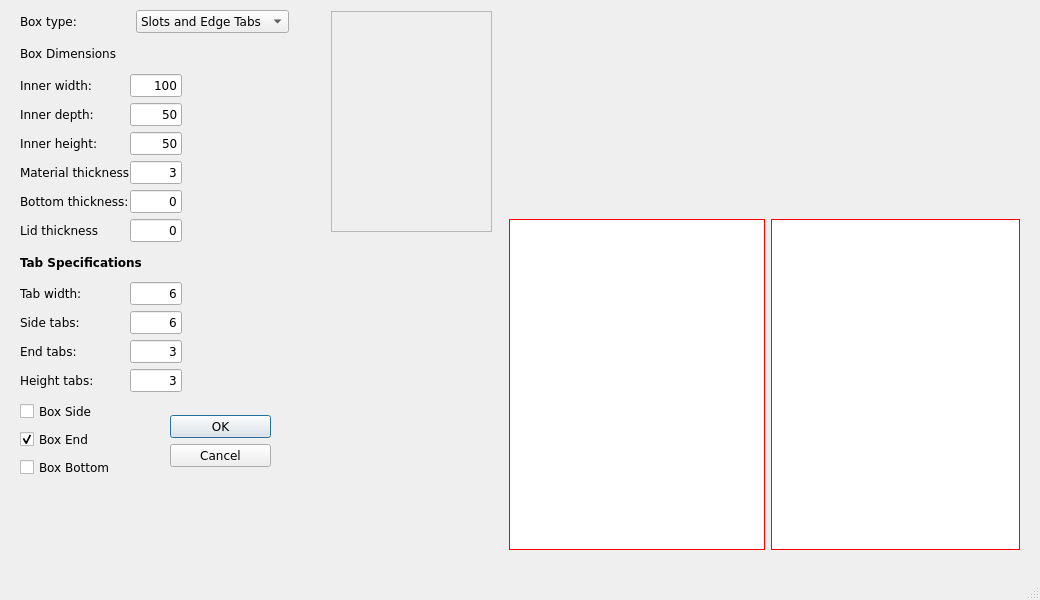
Above: form.ui from gharley/LaserCutBoxes before the change. Below: the same form after it.
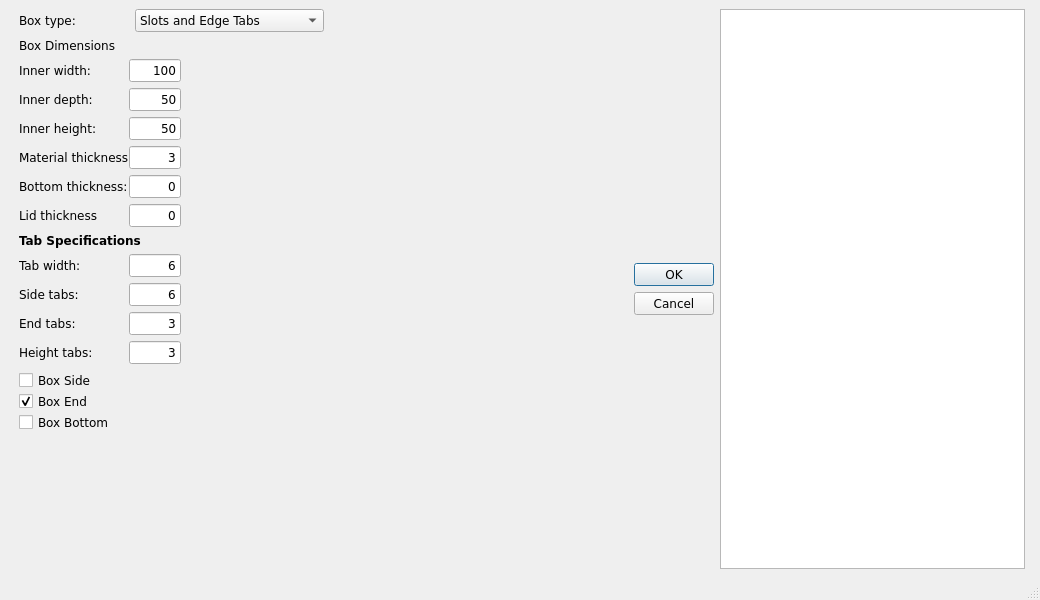
That is the form after the change.

Commit message: playing with styling and layout

The edit to the form file:
```diff
--- a/form.ui
+++ b/form.ui
@@ -25,10 +25,6 @@
 	font-size: 12px;
 }
 
-QTextEdit{
-	border: 1px solid red;
-}
-
 QLabel {
     max-width: 110px;
 	min-width: 110px;
@@ -57,88 +53,33 @@
 </string>
   </property>
   <widget class="QWidget" name="centralwidget">
-   <widget class="QWidget" name="verticalLayoutWidget_2">
-    <property name="geometry">
-     <rect>
-      <x>20</x>
-      <y>400</y>
-      <width>111</width>
-      <height>80</height>
-     </rect>
-    </property>
-    <layout class="QVBoxLayout" name="verticalLayout_2">
+   <layout class="QHBoxLayout" name="horizontalLayout_2">
      <item>
-      <widget class="QCheckBox" name="chkSide">
-       <property name="toolTip">
-        <string>&lt;html&gt;&lt;head/&gt;&lt;body&gt;&lt;p&gt;Check to generate a drawing for the long side (width) of the box.&lt;/p&gt;&lt;/body&gt;&lt;/html&gt;</string>
-       </property>
-       <property name="text">
-        <string>Box Side</string>
-       </property>
-       <property name="checked">
-        <bool>false</bool>
-       </property>
-      </widget>
-     </item>
-     <item>
-      <widget class="QCheckBox" name="chkEnd">
-       <property name="toolTip">
-        <string>&lt;html&gt;&lt;head/&gt;&lt;body&gt;&lt;p&gt;Check to generate a drawing for the short side (depth) of the box.&lt;/p&gt;&lt;/body&gt;&lt;/html&gt;</string>
-       </property>
-       <property name="text">
-        <string>Box End</string>
-       </property>
-       <property name="checked">
-        <bool>true</bool>
-       </property>
-      </widget>
-     </item>
-     <item>
-      <widget class="QCheckBox" name="chkBottom">
-       <property name="toolTip">
-        <string>&lt;html&gt;&lt;head/&gt;&lt;body&gt;&lt;p&gt;Check to generate a drawing for the bottom of the box.&lt;/p&gt;&lt;/body&gt;&lt;/html&gt;</string>
-       </property>
-       <property name="text">
-        <string>Box Bottom</string>
-       </property>
-       <property name="checked">
-        <bool>false</bool>
-       </property>
-      </widget>
-     </item>
-    </layout>
-   </widget>
-   <widget class="QDialogButtonBox" name="buttonBox">
-    <property name="geometry">
-     <rect>
-      <x>170</x>
-      <y>410</y>
-      <width>101</width>
-      <height>61</height>
-     </rect>
-    </property>
+     <spacer name="horizontalSpacer_4">
     <property name="orientation">
-     <enum>Qt::Vertical</enum>
-    </property>
-    <property name="standardButtons">
-     <set>QDialogButtonBox::Cancel|QDialogButtonBox::Ok</set>
-    </property>
-    <property name="centerButtons">
-     <bool>true</bool>
-    </property>
-   </widget>
-   <widget class="QWidget" name="verticalLayoutWidget">
-    <property name="geometry">
-     <rect>
-      <x>20</x>
-      <y>10</y>
-      <width>281</width>
-      <height>382</height>
-     </rect>
-    </property>
+       <enum>Qt::Horizontal</enum>
+      </property>
+      <property name="sizeType">
+       <enum>QSizePolicy::Fixed</enum>
+      </property>
+      <property name="sizeHint" stdset="0">
+       <size>
+        <width>10</width>
+        <height>20</height>
+       </size>
+      </property>
+     </spacer>
+    </item>
+    <item>
     <layout class="QVBoxLayout" name="verticalLayout">
+      <property name="sizeConstraint">
+       <enum>QLayout::SetFixedSize</enum>
+      </property>
      <item>
       <layout class="QHBoxLayout" name="horizontalLayout">
+        <property name="sizeConstraint">
+         <enum>QLayout::SetFixedSize</enum>
+        </property>
        <item>
         <widget class="QLabel" name="lblType">
          <property name="styleSheet">
@@ -180,19 +121,6 @@
          </item>
         </widget>
        </item>
-       <item>
-        <spacer name="horizontalSpacer_3">
-         <property name="orientation">
-          <enum>Qt::Horizontal</enum>
-         </property>
-         <property name="sizeHint" stdset="0">
-          <size>
-           <width>40</width>
-           <height>20</height>
-          </size>
-         </property>
-        </spacer>
-       </item>
       </layout>
      </item>
      <item>
@@ -219,6 +147,9 @@
      </item>
      <item>
       <layout class="QGridLayout" name="gridDim">
+        <property name="sizeConstraint">
+         <enum>QLayout::SetFixedSize</enum>
+        </property>
        <property name="horizontalSpacing">
         <number>0</number>
        </property>
@@ -436,7 +367,10 @@
       </widget>
      </item>
      <item>
-      <layout class="QGridLayout" name="gridSpec" rowstretch="0,0,0,0,0,0,0,0,0,0">
+       <layout class="QGridLayout" name="gridSpec" rowstretch="0,0,0,0,0,0,0,0,0,0,0,0">
+        <property name="sizeConstraint">
+         <enum>QLayout::SetFixedSize</enum>
+        </property>
        <property name="horizontalSpacing">
         <number>0</number>
        </property>
@@ -514,6 +448,19 @@
          </property>
         </widget>
        </item>
+        <item row="6" column="2">
+         <spacer name="horizontalSpacer_2">
+          <property name="orientation">
+           <enum>Qt::Horizontal</enum>
+          </property>
+          <property name="sizeHint" stdset="0">
+           <size>
+            <width>40</width>
+            <height>20</height>
+           </size>
+          </property>
+         </spacer>
+        </item>
        <item row="9" column="1">
         <widget class="QLineEdit" name="numTabsHeight">
          <property name="toolTip">
@@ -556,8 +503,68 @@
          </property>
         </widget>
        </item>
-       <item row="6" column="2">
-        <spacer name="horizontalSpacer_2">
+        <item row="11" column="0">
+         <layout class="QVBoxLayout" name="verticalLayout_2">
+          <item>
+           <widget class="QCheckBox" name="chkSide">
+            <property name="toolTip">
+             <string>&lt;html&gt;&lt;head/&gt;&lt;body&gt;&lt;p&gt;Check to generate a drawing for the long side (width) of the box.&lt;/p&gt;&lt;/body&gt;&lt;/html&gt;</string>
+            </property>
+            <property name="text">
+             <string>Box Side</string>
+            </property>
+            <property name="checked">
+             <bool>false</bool>
+            </property>
+           </widget>
+          </item>
+          <item>
+           <widget class="QCheckBox" name="chkEnd">
+            <property name="toolTip">
+             <string>&lt;html&gt;&lt;head/&gt;&lt;body&gt;&lt;p&gt;Check to generate a drawing for the short side (depth) of the box.&lt;/p&gt;&lt;/body&gt;&lt;/html&gt;</string>
+            </property>
+            <property name="text">
+             <string>Box End</string>
+            </property>
+            <property name="checked">
+             <bool>true</bool>
+            </property>
+           </widget>
+          </item>
+          <item>
+           <widget class="QCheckBox" name="chkBottom">
+            <property name="toolTip">
+             <string>&lt;html&gt;&lt;head/&gt;&lt;body&gt;&lt;p&gt;Check to generate a drawing for the bottom of the box.&lt;/p&gt;&lt;/body&gt;&lt;/html&gt;</string>
+            </property>
+            <property name="text">
+             <string>Box Bottom</string>
+            </property>
+            <property name="checked">
+             <bool>false</bool>
+            </property>
+           </widget>
+          </item>
+         </layout>
+        </item>
+       </layout>
+      </item>
+      <item>
+       <spacer name="verticalSpacer">
+        <property name="orientation">
+         <enum>Qt::Vertical</enum>
+        </property>
+        <property name="sizeHint" stdset="0">
+         <size>
+          <width>20</width>
+          <height>40</height>
+         </size>
+        </property>
+       </spacer>
+      </item>
+     </layout>
+    </item>
+    <item>
+     <spacer name="horizontalSpacer_5">
          <property name="orientation">
           <enum>Qt::Horizontal</enum>
          </property>
@@ -569,37 +576,24 @@
          </property>
         </spacer>
        </item>
-      </layout>
-     </item>
-    </layout>
-   </widget>
-   <widget class="QWidget" name="formLayoutWidget">
-    <property name="geometry">
-     <rect>
-      <x>509</x>
-      <y>219</y>
-      <width>511</width>
-      <height>331</height>
-     </rect>
-    </property>
-    <layout class="QFormLayout" name="formLayout">
-     <item row="0" column="0">
+    <item>
+     <widget class="QDialogButtonBox" name="buttonBox">
+      <property name="orientation">
+       <enum>Qt::Vertical</enum>
+      </property>
+      <property name="standardButtons">
+       <set>QDialogButtonBox::Cancel|QDialogButtonBox::Ok</set>
+      </property>
+      <property name="centerButtons">
+       <bool>true</bool>
+      </property>
+     </widget>
+    </item>
+    <item>
       <widget class="QTextEdit" name="textEdit"/>
      </item>
-     <item row="0" column="1">
-      <widget class="QTextEdit" name="textEdit_2"/>
-     </item>
-    </layout>
-   </widget>
+    <item>
    <widget class="QFrame" name="image">
-    <property name="geometry">
-     <rect>
-      <x>331</x>
-      <y>11</y>
-      <width>161</width>
-      <height>221</height>
-     </rect>
-    </property>
     <property name="frameShape">
      <enum>QFrame::StyledPanel</enum>
     </property>
@@ -607,6 +601,8 @@
      <enum>QFrame::Raised</enum>
     </property>
    </widget>
+    </item>
+   </layout>
   </widget>
   <widget class="QMenuBar" name="menubar">
    <property name="geometry">
```
Lines whose indentation alone changed are shown as unchanged.
